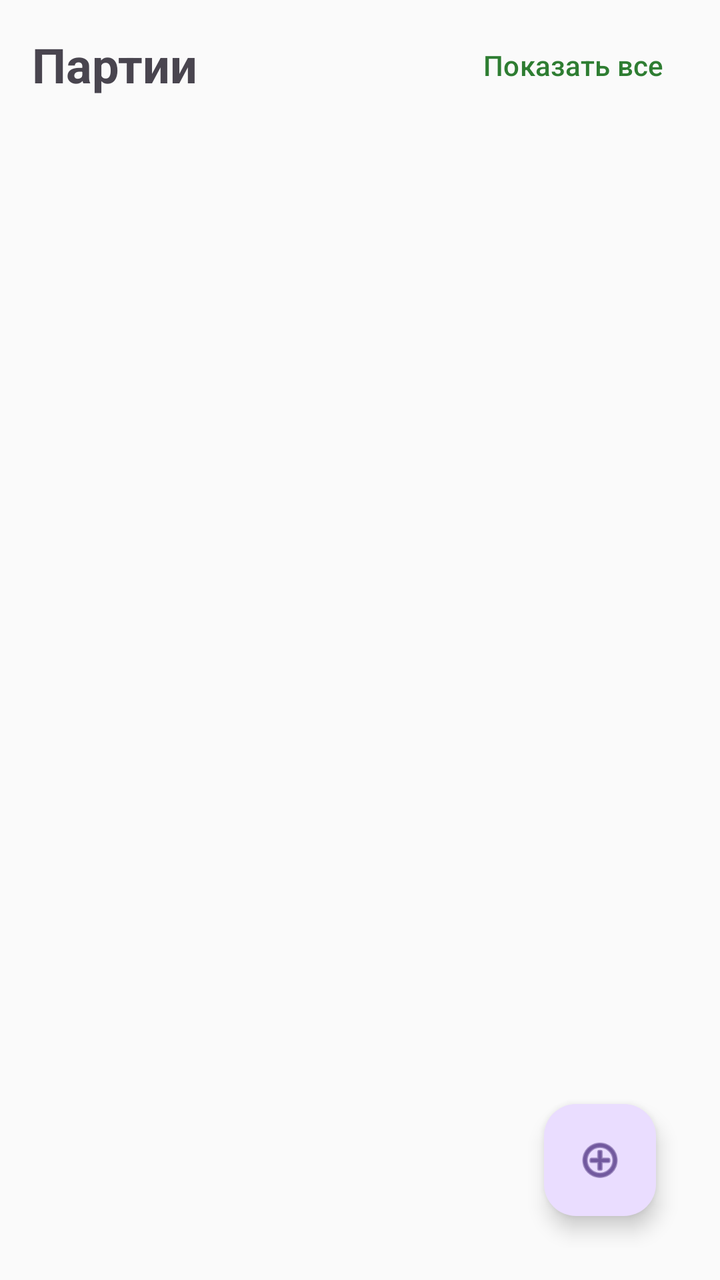
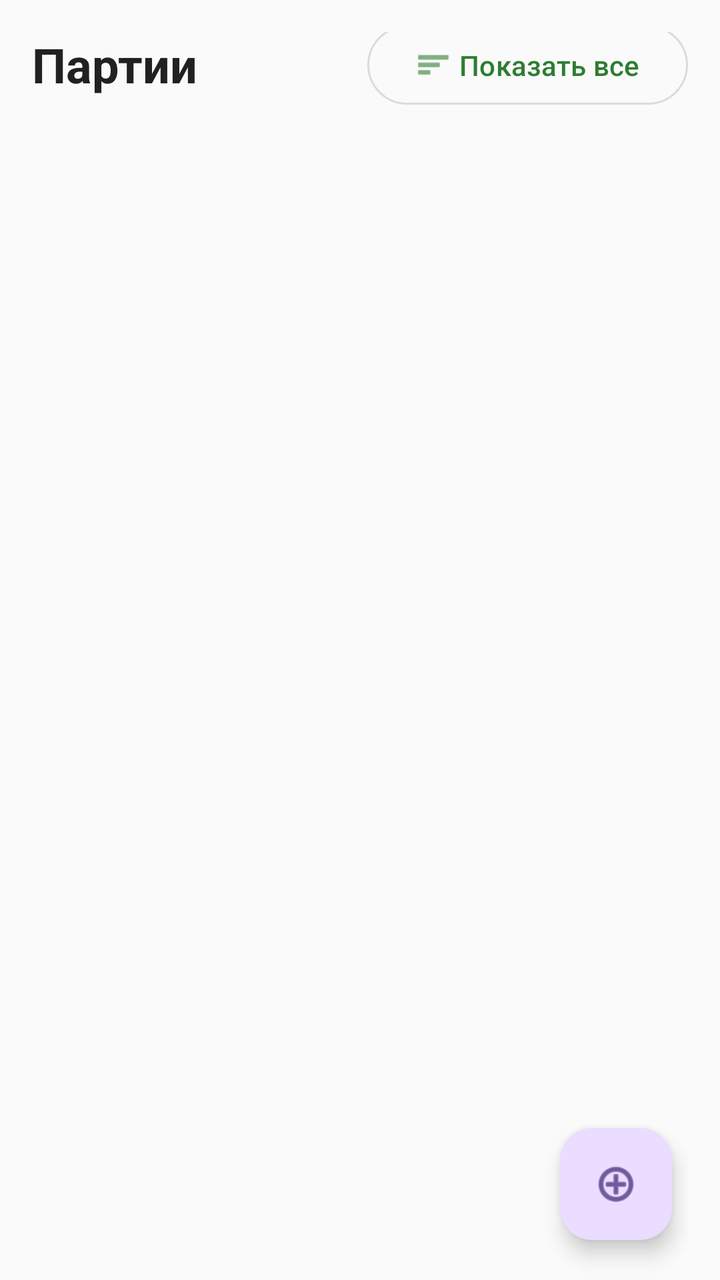

Two renders of the same Android screen: before a commit and after it. Below are the layout's source before the change and the commit's diff.
<!-- AndroidManifest.xml: application theme Theme.FastScan -->
<!-- res/layout/fragment_party.xml -->
<?xml version="1.0" encoding="utf-8"?>
<androidx.constraintlayout.widget.ConstraintLayout xmlns:android="http://schemas.android.com/apk/res/android"
    xmlns:app="http://schemas.android.com/apk/res-auto"
    android:layout_width="match_parent"
    android:layout_height="match_parent"
    android:padding="16dp">

    <TextView
        android:id="@+id/tvTitle"
        android:layout_width="wrap_content"
        android:layout_height="wrap_content"
        android:text="@string/parties"
        android:textSize="24sp"
        android:textStyle="bold"
        app:layout_constraintTop_toTopOf="parent"
        app:layout_constraintStart_toStartOf="parent" />

    <com.google.android.material.button.MaterialButton
        android:id="@+id/btnToggleFilter"
        style="@style/Widget.Material3.Button.TextButton"
        android:layout_width="wrap_content"
        android:layout_height="wrap_content"
        android:text="@string/show_all"
        app:layout_constraintEnd_toEndOf="parent"
        app:layout_constraintTop_toTopOf="parent"
        app:layout_constraintBottom_toBottomOf="@id/tvTitle" />

    <ProgressBar
        android:id="@+id/progressBar"
        android:layout_width="wrap_content"
        android:layout_height="wrap_content"
        android:visibility="gone"
        app:layout_constraintTop_toTopOf="parent"
        app:layout_constraintBottom_toBottomOf="parent"
        app:layout_constraintStart_toStartOf="parent"
        app:layout_constraintEnd_toEndOf="parent" />

    <TextView
        android:id="@+id/tvNoParties"
        android:layout_width="wrap_content"
        android:layout_height="wrap_content"
        android:text="@string/no_open_parties"
        android:textSize="18sp"
        android:visibility="gone"
        app:layout_constraintTop_toTopOf="parent"
        app:layout_constraintBottom_toBottomOf="parent"
        app:layout_constraintStart_toStartOf="parent"
        app:layout_constraintEnd_toEndOf="parent" />

    <androidx.recyclerview.widget.RecyclerView
        android:id="@+id/rvParties"
        android:layout_width="0dp"
        android:layout_height="0dp"
        android:layout_marginTop="8dp"
        app:layout_constraintTop_toBottomOf="@id/tvTitle"
        app:layout_constraintBottom_toBottomOf="parent"
        app:layout_constraintStart_toStartOf="parent"
        app:layout_constraintEnd_toEndOf="parent" />

    <com.google.android.material.floatingactionbutton.FloatingActionButton
        android:id="@+id/fabCreateParty"
        android:layout_width="wrap_content"
        android:layout_height="wrap_content"
        android:layout_margin="16dp"
        android:src="@android:drawable/ic_menu_add"
        app:layout_constraintBottom_toBottomOf="parent"
        app:layout_constraintEnd_toEndOf="parent" />

</androidx.constraintlayout.widget.ConstraintLayout>
<!-- resources referenced by this layout -->
<resources>
  <string name="no_open_parties">Нет открытых партий</string>
  <string name="parties">Партии</string>
  <string name="show_all">Показать все</string>
  <style name="Theme.FastScan" parent="Theme.Material3.DayNight.NoActionBar">
  
          
          <item name="colorPrimary">@color/app_primary</item>
          <item name="colorPrimaryVariant">@color/app_primary_dark</item>
          <item name="colorOnPrimary">@color/app_on_primary</item>
  
          <item name="colorSecondary">@color/app_primary</item>
          <item name="colorOnSecondary">@color/app_on_primary</item>
          <item name="colorSurface">@color/app_surface</item>
          <item name="colorOnSurface">@color/app_text_primary</item>
          <item name="colorOnSurfaceVariant">@color/app_text_secondary</item>
          <item name="colorOutline">@color/card_stroke</item>
          <item name="android:colorBackground">@color/app_background</item>
          <item name="android:windowBackground">@color/app_background</item>
          <item name="android:navigationBarColor">@color/app_surface</item>
  
          
          <item name="android:statusBarColor">@color/app_primary_dark</item>
          <item name="android:windowLightStatusBar">false</item>
  
      </style>
  <color name="app_primary">#2E7D32</color>
  <color name="app_primary_dark">#1B5E20</color>
  <color name="app_on_primary">#FFFFFF</color>
  <color name="app_surface">#FFFFFF</color>
  <color name="app_text_primary">#212121</color>
  <color name="app_text_secondary">#616161</color>
  <color name="card_stroke">#D7DDD8</color>
  <color name="app_background">#FAFAFA</color>
</resources>

<!-- the commit's change to res/layout/fragment_party.xml (unified diff, before → after) -->
@@ -3,27 +3,35 @@
     xmlns:app="http://schemas.android.com/apk/res-auto"
     android:layout_width="match_parent"
     android:layout_height="match_parent"
-    android:padding="16dp">
+    android:background="@color/app_background"
+    android:paddingStart="16dp"
+    android:paddingTop="16dp"
+    android:paddingEnd="16dp">
 
     <TextView
         android:id="@+id/tvTitle"
-        android:layout_width="wrap_content"
+        android:layout_width="0dp"
         android:layout_height="wrap_content"
         android:text="@string/parties"
+        android:textColor="@color/app_text_primary"
         android:textSize="24sp"
         android:textStyle="bold"
-        app:layout_constraintTop_toTopOf="parent"
-        app:layout_constraintStart_toStartOf="parent" />
+        app:layout_constraintEnd_toStartOf="@id/btnToggleFilter"
+        app:layout_constraintStart_toStartOf="parent"
+        app:layout_constraintTop_toTopOf="parent" />
 
     <com.google.android.material.button.MaterialButton
         android:id="@+id/btnToggleFilter"
-        style="@style/Widget.Material3.Button.TextButton"
+        style="@style/Widget.Material3.Button.OutlinedButton"
         android:layout_width="wrap_content"
         android:layout_height="wrap_content"
         android:text="@string/show_all"
+        android:textAllCaps="false"
+        app:icon="@android:drawable/ic_menu_sort_by_size"
+        app:iconGravity="textStart"
+        app:layout_constraintBottom_toBottomOf="@id/tvTitle"
         app:layout_constraintEnd_toEndOf="parent"
-        app:layout_constraintTop_toTopOf="parent"
-        app:layout_constraintBottom_toBottomOf="@id/tvTitle" />
+        app:layout_constraintTop_toTopOf="@id/tvTitle" />
 
     <ProgressBar
         android:id="@+id/progressBar"
@@ -37,31 +45,37 @@
 
     <TextView
         android:id="@+id/tvNoParties"
-        android:layout_width="wrap_content"
+        android:layout_width="0dp"
         android:layout_height="wrap_content"
+        android:gravity="center"
         android:text="@string/no_open_parties"
+        android:textColor="@color/app_text_secondary"
         android:textSize="18sp"
         android:visibility="gone"
-        app:layout_constraintTop_toTopOf="parent"
         app:layout_constraintBottom_toBottomOf="parent"
+        app:layout_constraintEnd_toEndOf="parent"
         app:layout_constraintStart_toStartOf="parent"
-        app:layout_constraintEnd_toEndOf="parent" />
+        app:layout_constraintTop_toBottomOf="@id/btnToggleFilter" />
 
     <androidx.recyclerview.widget.RecyclerView
         android:id="@+id/rvParties"
         android:layout_width="0dp"
         android:layout_height="0dp"
-        android:layout_marginTop="8dp"
-        app:layout_constraintTop_toBottomOf="@id/tvTitle"
+        android:layout_marginTop="12dp"
+        android:clipToPadding="false"
+        android:paddingBottom="96dp"
         app:layout_constraintBottom_toBottomOf="parent"
+        app:layout_constraintEnd_toEndOf="parent"
         app:layout_constraintStart_toStartOf="parent"
-        app:layout_constraintEnd_toEndOf="parent" />
+        app:layout_constraintTop_toBottomOf="@id/btnToggleFilter" />
 
     <com.google.android.material.floatingactionbutton.FloatingActionButton
         android:id="@+id/fabCreateParty"
         android:layout_width="wrap_content"
         android:layout_height="wrap_content"
-        android:layout_margin="16dp"
+        android:layout_marginEnd="8dp"
+        android:layout_marginBottom="20dp"
+        android:contentDescription="@string/create"
         android:src="@android:drawable/ic_menu_add"
         app:layout_constraintBottom_toBottomOf="parent"
         app:layout_constraintEnd_toEndOf="parent" />
<!-- resource entries referenced after the edit -->
@@ -31,6 +31,7 @@
   <color name="app_surface">#FFFFFF</color>
   <color name="app_text_primary">#212121</color>
   <color name="app_text_secondary">#616161</color>
+  <string name="create">Создать</string>
   <color name="card_stroke">#D7DDD8</color>
   <color name="app_background">#FAFAFA</color>
 </resources>
